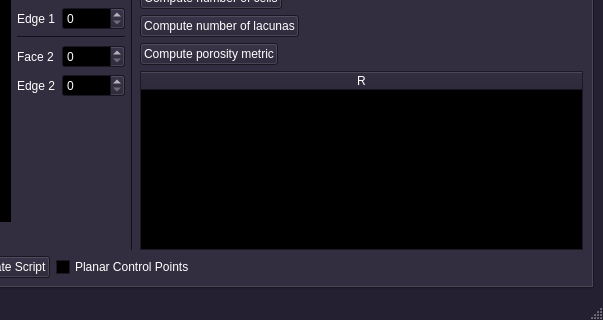
borisbordeaux/Auto_Frac, file src/gui/mainwindow.ui: the form before one commit; both pictures show x 452 to 1055 and y 719 to 1039 of the 1055 by 1039 pixel window.
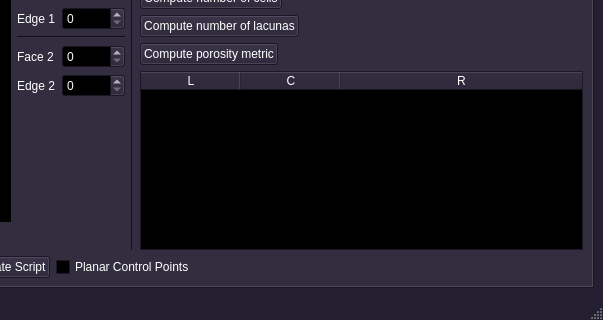
The form after the commit.

Commit message: Added all topology metrics in the table (ui)

Diff of the .ui file:
```diff
--- a/src/gui/mainwindow.ui
+++ b/src/gui/mainwindow.ui
@@ -1458,7 +1458,7 @@
                  <bool>false</bool>
                 </property>
                 <property name="columnCount">
-                 <number>1</number>
+                 <number>3</number>
                 </property>
                 <attribute name="horizontalHeaderVisible">
                  <bool>true</bool>
@@ -1475,6 +1475,16 @@
                 <attribute name="verticalHeaderStretchLastSection">
                  <bool>false</bool>
                 </attribute>
+                <column>
+                 <property name="text">
+                  <string>L</string>
+                 </property>
+                </column>
+                <column>
+                 <property name="text">
+                  <string>C</string>
+                 </property>
+                </column>
                 <column>
                  <property name="text">
                   <string>R</string>
```
The commit also changes 1 other file.
